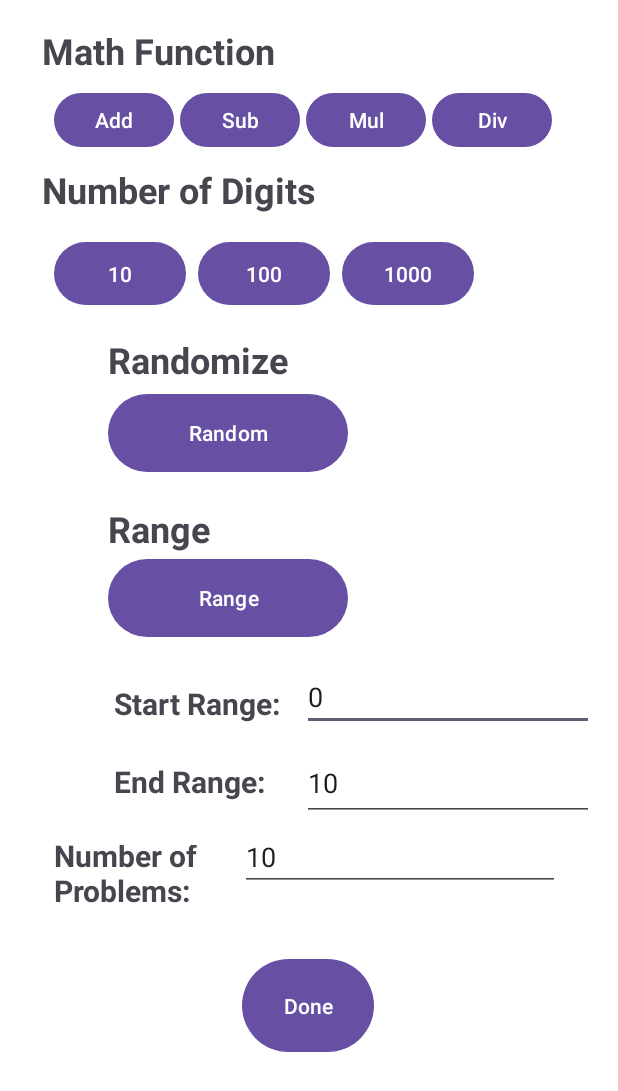
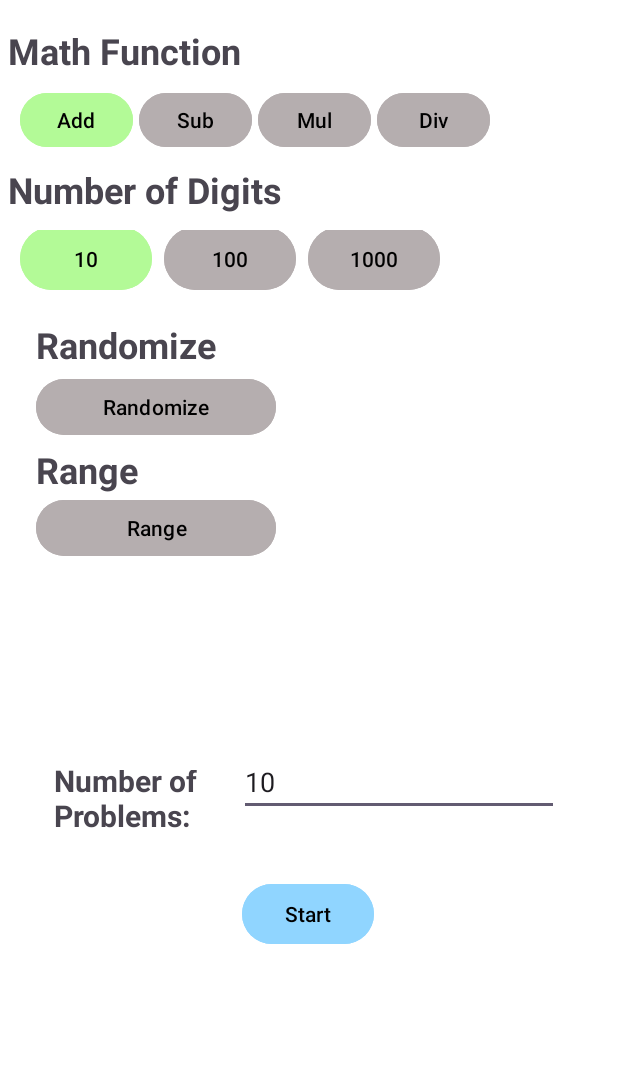
Before and after one commit to frankaburns/mathLesson, an Android app: the screen it shows after launch (MainActivity), on a phone screen of 412 x 824 dp. Shown: the top 1091 px of the screen. Run offline under Robolectric (Android 15) with nearby library versions, the light colour scheme and no system bars.

Commit message:
Spiff up the gui and start landscape definition

```diff
--- a/app/src/main/java/com/fabo/mathlesson/view/FragmentConfigure.java
+++ b/app/src/main/java/com/fabo/mathlesson/view/FragmentConfigure.java
@@ -1,5 +1,10 @@
 package com.fabo.mathlesson.view;
 
+import static android.view.View.INVISIBLE;
+import static android.view.View.VISIBLE;
+
+import android.content.res.ColorStateList;
+import android.graphics.Color;
 import android.os.Bundle;
 
 import androidx.fragment.app.Fragment;
@@ -9,6 +14,7 @@ import androidx.navigation.Navigation;
 import android.view.LayoutInflater;
 import android.view.View;
 import android.view.ViewGroup;
+import android.widget.Button;
 
 import com.fabo.mathlesson.R;
 import com.fabo.mathlesson.databinding.FragmentConfigureBinding;
@@ -24,7 +30,15 @@ public class FragmentConfigure extends Fragment {
     int range = 0;
     int start = 0;
     int end = 10;
+    int switch_on = 0;
+    int switch_off = 0;
     int numProblems = 10;
+    boolean rangeClicked = false;
+    boolean randomClicked = false;
+    Button range_button;
+    Button random_button;
+    Button[] function_buttons;
+    Button[] level_buttons;
 
     FragmentConfigureBinding fragmentConfigureBinding;
 
@@ -35,48 +49,99 @@ public class FragmentConfigure extends Fragment {
 
         fragmentConfigureBinding = FragmentConfigureBinding.inflate(inflater,container,false);
 
+        function_buttons = new Button[] {fragmentConfigureBinding.functionButton0,fragmentConfigureBinding.functionButton1,fragmentConfigureBinding.functionButton2,fragmentConfigureBinding.functionButton3};
+        level_buttons = new Button[] {fragmentConfigureBinding.digitButton0,fragmentConfigureBinding.digitButton1,fragmentConfigureBinding.digitButton2};
+
+        random_button = fragmentConfigureBinding.randomButton;
+        range_button = fragmentConfigureBinding.rangeButton;
+
         fragmentConfigureBinding.endEditTextNumberDecimal.setText(String.valueOf(end));
         fragmentConfigureBinding.startEditTextNumberDecimal.setText(String.valueOf(start));
         fragmentConfigureBinding.numEditTextNumberDecimal.setText(String.valueOf(numProblems));
 
+        String color_switch_off = "#B5AEAF";
+        String color_switch_on = "#B3FA97";
+
         fragmentConfigureBinding.functionButton0.setOnClickListener(v -> {
+
+            function_buttons[function].setBackgroundTintList(ColorStateList.valueOf(Color.parseColor(color_switch_off)));
             function = 0;
+            function_buttons[function].setBackgroundTintList(ColorStateList.valueOf(Color.parseColor(color_switch_on)));
         });
 
         fragmentConfigureBinding.functionButton1.setOnClickListener(v -> {
+            function_buttons[function].setBackgroundTintList(ColorStateList.valueOf(Color.parseColor(color_switch_off)));
+
             function = 1;
+            function_buttons[function].setBackgroundTintList(ColorStateList.valueOf(Color.parseColor(color_switch_on)));
         });
 
         fragmentConfigureBinding.functionButton2.setOnClickListener(v -> {
+            function_buttons[function].setBackgroundTintList(ColorStateList.valueOf(Color.parseColor(color_switch_off)));
             function = 2;
+            function_buttons[function].setBackgroundTintList(ColorStateList.valueOf(Color.parseColor(color_switch_on)));
         });
 
         fragmentConfigureBinding.functionButton3.setOnClickListener(v -> {
+            function_buttons[function].setBackgroundTintList(ColorStateList.valueOf(Color.parseColor(color_switch_off)));
             function = 3;
+            function_buttons[function].setBackgroundTintList(ColorStateList.valueOf(Color.parseColor(color_switch_on)));
         });
 
         fragmentConfigureBinding.digitButton0.setOnClickListener(v -> {
+            level_buttons[level].setBackgroundTintList(ColorStateList.valueOf(Color.parseColor(color_switch_off)));
             level = 0;
+            level_buttons[level].setBackgroundTintList(ColorStateList.valueOf(Color.parseColor(color_switch_on)));
         });
 
         fragmentConfigureBinding.digitButton1.setOnClickListener(v -> {
+            level_buttons[level].setBackgroundTintList(ColorStateList.valueOf(Color.parseColor(color_switch_off)));
             level = 1;
+            level_buttons[level].setBackgroundTintList(ColorStateList.valueOf(Color.parseColor(color_switch_on)));
         });
 
         fragmentConfigureBinding.digitButton2.setOnClickListener(v -> {
-            level =23;
+            level_buttons[level].setBackgroundTintList(ColorStateList.valueOf(Color.parseColor(color_switch_off)));
+            level = 2;
+            level_buttons[level].setBackgroundTintList(ColorStateList.valueOf(Color.parseColor(color_switch_on)));
         });
 
         fragmentConfigureBinding.randomButton.setOnClickListener(v -> {
-            random = 1;
-        });
+            if (randomClicked) {
+                random = 0;
+                random_button.setBackgroundTintList(ColorStateList.valueOf(Color.parseColor(color_switch_off)));
+                randomClicked = false;
+            } else {
+                random = 1;
+                random_button.setBackgroundTintList(ColorStateList.valueOf(Color.parseColor(color_switch_on)));
+                randomClicked = true;
 
-        fragmentConfigureBinding.randomButton.setOnClickListener(v -> {
-            random = 1;
+
+            }
         });
 
         fragmentConfigureBinding.rangeButton.setOnClickListener(v -> {
-            range = 1;
+            if (rangeClicked) {
+                range = 1;
+                range_button.setBackgroundTintList(ColorStateList.valueOf(Color.parseColor(color_switch_off)));
+
+                fragmentConfigureBinding.startEditTextNumberDecimal.setVisibility(INVISIBLE);
+                fragmentConfigureBinding.startTextView.setVisibility(INVISIBLE);
+
+                fragmentConfigureBinding.endEditTextNumberDecimal.setVisibility(INVISIBLE);
+                fragmentConfigureBinding.endTextView.setVisibility(INVISIBLE);
+                rangeClicked = false;
+            } else {
+                range = 0;
+                range_button.setBackgroundTintList(ColorStateList.valueOf(Color.parseColor(color_switch_on)));
+
+                fragmentConfigureBinding.startEditTextNumberDecimal.setVisibility(VISIBLE);
+                fragmentConfigureBinding.startTextView.setVisibility(VISIBLE);
+
+                fragmentConfigureBinding.endEditTextNumberDecimal.setVisibility(VISIBLE);
+                fragmentConfigureBinding.endTextView.setVisibility(VISIBLE);
+                rangeClicked = true;
+            }
         });
 
         fragmentConfigureBinding.doneButton.setOnClickListener(v -> {
--- a/app/src/main/res/layout/fragment_configure.xml
+++ b/app/src/main/res/layout/fragment_configure.xml
@@ -12,11 +12,11 @@
         android:id="@+id/functionView"
         android:layout_width="match_parent"
         android:layout_height="50dp"
-        android:layout_marginStart="28dp"
+        android:layout_marginStart="5dp"
         android:minHeight="35dp"
         android:gravity="bottom"
-        android:text="Math Function"
-        android:textSize="24dp"
+        android:text="@string/Function"
+        android:textSize="24sp"
         android:textStyle="bold"
         app:layout_constraintEnd_toEndOf="parent"
         app:layout_constraintHorizontal_bias="0.5"
@@ -29,7 +29,7 @@
         android:id="@+id/linearLayoutFunction"
         android:layout_width="match_parent"
         android:layout_height="60dp"
-        android:layout_marginStart="28dp"
+        android:layout_marginStart="5dp"
         android:layout_marginEnd="8dp"
         android:gravity="bottom"
         android:orientation="horizontal"
@@ -42,36 +42,44 @@
 
         <Button
             android:id="@+id/functionButton0"
-            android:layout_width="80dp"
+            android:layout_width="75dp"
             android:layout_height="wrap_content"
             android:layout_marginEnd="4dp"
-            android:text="Add"
+            android:backgroundTint="@color/switch_on"
+            android:text="@string/Add"
+            android:textColor="@color/black"
             app:layout_constraintTop_toBottomOf="@+id/functionView" />
 
 
         <Button
             android:id="@+id/functionButton1"
-            android:layout_width="80dp"
+            android:layout_width="75dp"
             android:layout_height="wrap_content"
             android:layout_marginEnd="4dp"
-            android:text="Sub"
+            android:backgroundTint="@color/switch_off"
+            android:textColor="@color/black"
+            android:text="@string/Sub"
             app:layout_constraintTop_toBottomOf="@+id/functionView" />
 
         <Button
             android:id="@+id/functionButton2"
-            android:layout_width="80dp"
+            android:layout_width="75dp"
             android:layout_height="wrap_content"
             android:layout_marginEnd="4dp"
-            android:text="Mul"
+            android:backgroundTint="@color/switch_off"
+            android:textColor="@color/black"
+            android:text="@string/Mul"
             app:layout_constraintTop_toBottomOf="@+id/functionView" />
 
 
         <Button
             android:id="@+id/functionButton3"
-            android:layout_width="80dp"
+            android:layout_width="75dp"
             android:layout_height="wrap_content"
             android:layout_marginEnd="1dp"
-            android:text="Div"
+            android:backgroundTint="@color/switch_off"
+            android:textColor="@color/black"
+            android:text="@string/Div"
             app:layout_constraintTop_toBottomOf="@+id/functionView" />
 
     </LinearLayout>
@@ -80,11 +88,11 @@
         android:id="@+id/digitView"
         android:layout_width="match_parent"
         android:layout_height="wrap_content"
-        android:layout_marginStart="28dp"
+        android:layout_marginStart="5dp"
         android:minHeight="35dp"
-        android:text="Number of Digits"
+        android:text="@string/Level"
         android:layout_marginBottom="900dp"
-        android:textSize="24dp"
+        android:textSize="24sp"
         android:textStyle="bold"
         app:layout_constraintStart_toStartOf="parent"
         app:layout_constraintBottom_toTopOf="@+id/linearLayoutDigit"
@@ -94,8 +102,8 @@
     <LinearLayout
         android:id="@+id/linearLayoutDigit"
         android:layout_width="match_parent"
-        android:layout_height="70dp"
-        android:layout_marginStart="28dp"
+        android:layout_height="60dp"
+        android:layout_marginStart="5dp"
         android:layout_marginEnd="8dp"
         android:gravity="bottom"
         android:orientation="horizontal"
@@ -111,6 +119,8 @@
             android:layout_width="wrap_content"
             android:layout_height="50dp"
             android:layout_marginEnd="8dp"
+            android:backgroundTint="@color/switch_on"
+            android:textColor="@color/black"
             android:text="10"
             app:layout_constraintTop_toBottomOf="@+id/digitView" />
 
@@ -121,8 +131,8 @@
             android:layout_height="50dp"
             android:layout_marginEnd="8dp"
             android:text="100"
-            tools:layout_editor_absoluteX="150dp"
-            tools:layout_editor_absoluteY="220dp"
+            android:backgroundTint="@color/switch_off"
+            android:textColor="@color/black"
             app:layout_constraintTop_toBottomOf="@+id/digitView" />
 
 
@@ -131,16 +141,16 @@
             android:layout_width="wrap_content"
             android:layout_height="50dp"
             android:text="1000"
-            tools:layout_editor_absoluteX="295dp"
-            tools:layout_editor_absoluteY="220dp"
+            android:backgroundTint="@color/switch_off"
+            android:textColor="@color/black"
             app:layout_constraintTop_toBottomOf="@+id/digitView" />
 
     </LinearLayout>
 
     <LinearLayout
         android:id="@+id/linearLayoutRandR"
-        android:layout_width="300dp"
-        android:layout_height="220dp"
+        android:layout_width="match_parent"
+        android:layout_height="180dp"
         android:layout_marginStart="8dp"
         android:layout_marginEnd="8dp"
         android:orientation="vertical"
@@ -155,21 +165,23 @@
             android:id="@+id/randomView"
             android:layout_width="match_parent"
             android:layout_height="35dp"
-            android:text="Randomize"
+            android:text="@string/Randomize"
             android:layout_marginEnd="100dp"
             android:layout_marginStart="8dp"
             android:minHeight="35dp"
-            android:textSize="24dp"
+            android:textSize="24sp"
             android:textStyle="bold" />
 
 
         <Button
             android:id="@+id/randomButton"
             android:layout_width="160dp"
-            android:layout_height="60dp"
+            android:layout_height="45dp"
             android:layout_marginEnd="100dp"
             android:layout_marginStart="8dp"
-            android:text="Random"
+            android:backgroundTint="@color/switch_off"
+            android:textColor="@color/black"
+            android:text="@string/Randomize"
             app:layout_constraintTop_toBottomOf="@+id/functionView" />
 
 
@@ -177,21 +189,23 @@
         <TextView
             android:id="@+id/rangeTextView"
             android:layout_width="match_parent"
-            android:layout_height="50dp"
+            android:layout_height="35dp"
             android:gravity="bottom"
-            android:text="Range"
+            android:text="@string/Range"
             android:layout_marginStart="8dp"
             android:minHeight="35dp"
-            android:textSize="24dp"
+            android:textSize="24sp"
             android:textStyle="bold"/>
 
         <Button
             android:id="@+id/rangeButton"
             android:layout_width="160dp"
-            android:layout_height="60dp"
+            android:layout_height="45dp"
             android:layout_marginEnd="100dp"
             android:layout_marginStart="8dp"
-            android:text="Range"
+            android:backgroundTint="@color/switch_off"
+            android:textColor="@color/black"
+            android:text="@string/Range"
             app:layout_constraintTop_toBottomOf="@+id/functionView" />
 
     </LinearLayout>
@@ -216,12 +230,13 @@
             android:id="@+id/startTextView"
             android:layout_width="wrap_content"
             android:layout_height="40dp"
-            android:text="Start Range: "
+            android:text="@string/Start"
             android:layout_marginStart="20dp"
             android:layout_marginEnd="10dp"
+            android:visibility="invisible"
             android:gravity="bottom"
             android:minHeight="40dp"
-            android:textSize="20dp"
+            android:textSize="20sp"
             android:textStyle="bold"/>
 
 
@@ -231,6 +246,8 @@
             android:layout_height="40dp"
             android:ems="10"
             android:inputType="numberDecimal"
+            android:autofillHints=""
+            android:visibility="invisible"
             tools:layout_editor_absoluteX="168dp"
             tools:layout_editor_absoluteY="425dp"/>
 
@@ -256,11 +273,12 @@
             android:layout_width="wrap_content"
             android:layout_height="40dp"
             android:gravity="bottom"
-            android:text="End Range: "
+            android:text="@string/End"
             android:layout_marginEnd="0dp"
             android:layout_marginStart="20dp"
+            android:visibility="invisible"
             android:minHeight="40dp"
-            android:textSize="20dp"
+            android:textSize="20sp"
             android:textStyle="bold" />
 
 
@@ -270,6 +288,8 @@
             android:layout_height="50dp"
             android:layout_marginStart="20dp"
             android:ems="10"
+            android:autofillHints=""
+            android:visibility="invisible"
             android:inputType="numberDecimal"/>
 
     </LinearLayout>
@@ -293,12 +313,12 @@
             android:id="@+id/numTextView"
             android:layout_width="wrap_content"
             android:layout_height="80dp"
-            android:gravity="bottom"
-            android:text="Number of\nProblems: "
             android:layout_marginEnd="28dp"
             android:layout_marginStart="20dp"
             android:minHeight="90dp"
-            android:textSize="20dp"
+            android:gravity="bottom"
+            android:text="@string/Number"
+            android:textSize="20sp"
             android:textStyle="bold"/>
 
 
@@ -315,9 +335,11 @@
     <Button
         android:id="@+id/doneButton"
         android:layout_width="wrap_content"
-        android:layout_height="70dp"
+        android:layout_height="0dp"
         android:layout_marginTop="20dp"
-        android:text="Done"
+        android:backgroundTint="@color/blue"
+        android:textColor="@color/black"
+        android:text="@string/Go"
         app:layout_constraintEnd_toEndOf="parent"
         app:layout_constraintHorizontal_bias="0.498"
         app:layout_constraintStart_toStartOf="parent"
--- a/app/src/main/res/values/colors.xml
+++ b/app/src/main/res/values/colors.xml
@@ -1,11 +1,11 @@
 <?xml version="1.0" encoding="utf-8"?>
 <resources>
-    <color name="black">#FF000000</color>
-    <color name="white">#FFFFFFFF</color>
-    <color name="bar_color">#FF90D5FF</color>
-    <color name="text_color">#FF000000</color>
-    <color name="background_color">#FFFFFFFF</color>
-    <color name="blue">#FF90D5FF</color>
-    <color name="switch_thumb">#FFFF5722</color>
-    <color name="switch_track">#FFFAAE97</color>
+    <color name="black">#000000</color>
+    <color name="white">#FFFFFF</color>
+    <color name="bar_color">#90D5FF</color>
+    <color name="text_color">#000000</color>
+    <color name="background_color">#FFFFFF</color>
+    <color name="blue">#90D5FF</color>
+    <color name="switch_off">#B5AEAF</color>
+    <color name="switch_on">#B3FA97</color>
 </resources>
--- a/app/src/main/res/values/strings.xml
+++ b/app/src/main/res/values/strings.xml
@@ -15,4 +15,28 @@
     <string name="your_result">Your Result</string>
     <string name="button_exit">Exit</string>
 
+    <string name="Function">Math Function</string>
+    <string name="Add">Add</string>
+    <string name="Sub">Sub</string>
+    <string name="Mul">Mul</string>
+    <string name="Div">Div</string>
+
+    <string name="Level">Number of Digits</string>
+    <string name="level_0">1–10</string>
+    <string name="level_1">1–100</string>
+    <string name="level_2">1–1000</string>
+
+    <string name="Randomize">Randomize</string>
+    <string name="Range">Range</string>
+
+    <string name="Start">Start Range: </string>
+    <string name="End">End Range:   </string>
+
+    <string name="Number">Number of\nProblems: </string>
+
+    <string name="Go">Start</string>
+
+    <string name="color_switch_off">\@color/switch_off</string>
+    <string name="color_switch_on">\@color/switch_on</string>
+
 </resources>
```
Also changed, not shown: app/src/main/res/layout-land/fragment_lesson.xml (added, +301 -0 lines).
